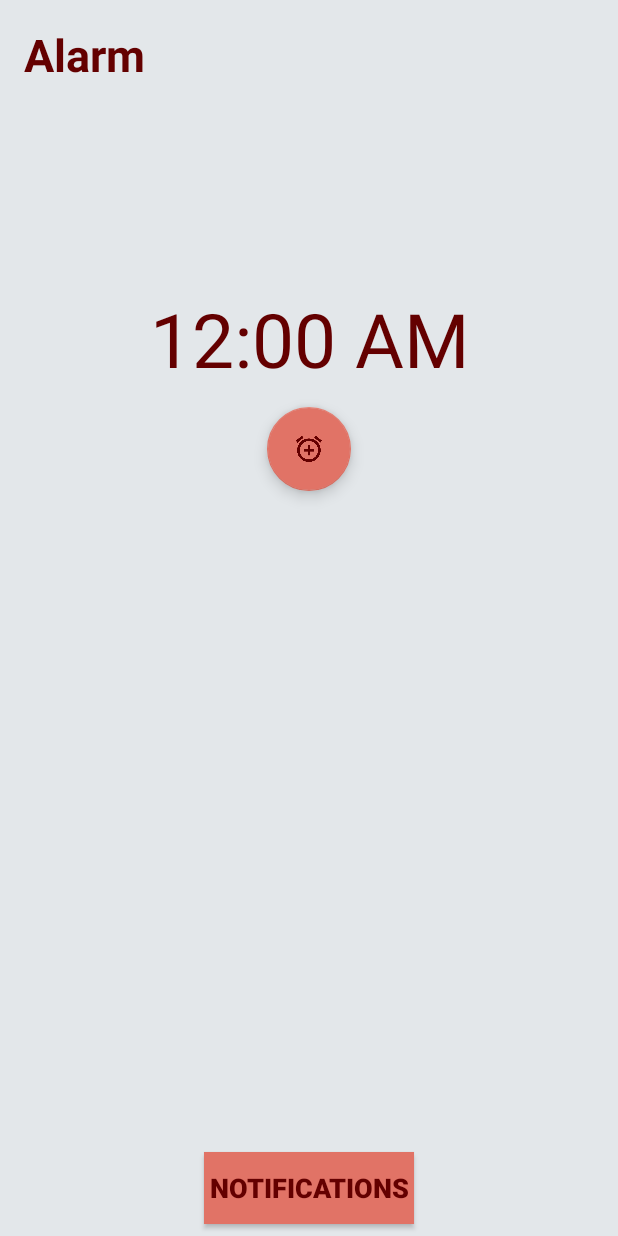
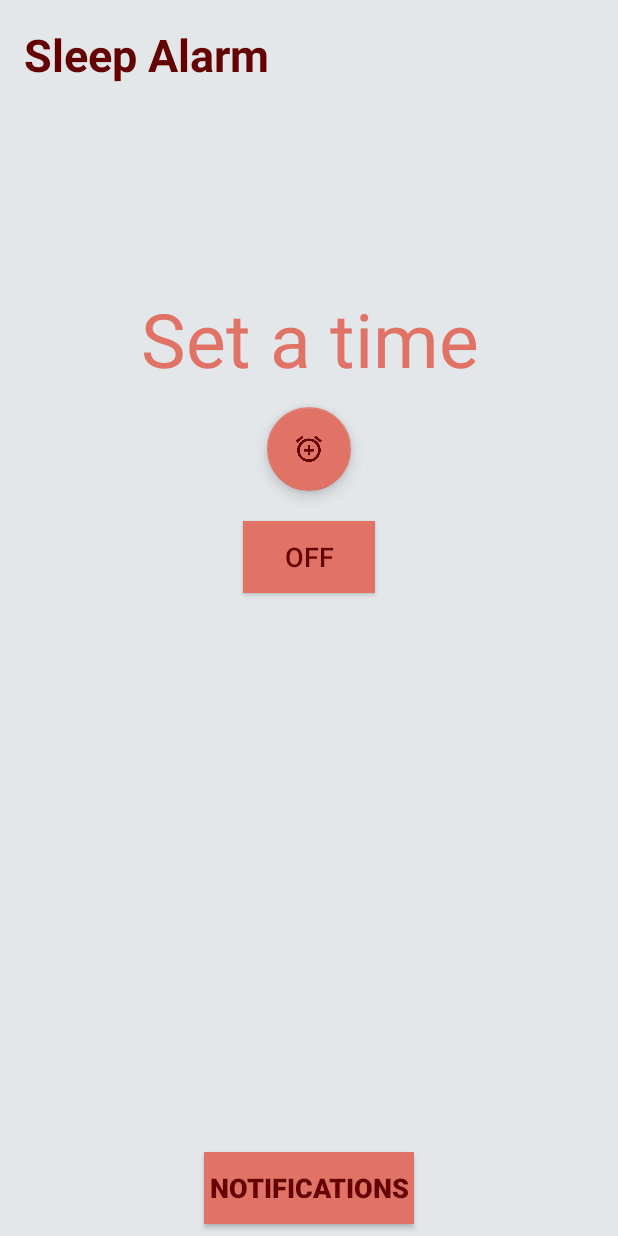
Before and after one commit to jjian4/SleepAlarm, an Android app: the screen it shows after launch (MainActivity), on a phone screen of 412 x 824 dp. Run offline under Robolectric (Android 15) with nearby library versions, the light colour scheme and no system bars.

Commit message:
Can now cancel and restart alarm, time display changes color

```diff
--- a/app/src/main/res/layout/activity_main.xml
+++ b/app/src/main/res/layout/activity_main.xml
@@ -11,8 +11,8 @@
         android:layout_width="wrap_content"
         android:layout_height="wrap_content"
         android:layout_marginTop="192dp"
-        android:text="Set a time"
-        android:textColor="@color/colorPrimaryDark"
+        android:text="@string/time_textView"
+        android:textColor="@color/colorAccent"
         android:textSize="50sp"
         app:layout_constraintHorizontal_bias="0.502"
         app:layout_constraintLeft_toLeftOf="parent"
@@ -64,4 +64,19 @@
         app:layout_constraintTop_toBottomOf="@+id/textView_show_time"
         app:srcCompat="@mipmap/add_alarm_icon" />
 
+    <Button
+        android:id="@+id/button_cancel_alarm"
+        android:layout_width="wrap_content"
+        android:layout_height="wrap_content"
+        android:layout_marginEnd="8dp"
+        android:layout_marginStart="8dp"
+        android:layout_marginTop="20dp"
+        android:background="@color/colorAccent"
+        android:text="@string/cancel_alarm_button"
+        android:textColor="@color/colorPrimaryDark"
+        android:textSize="18sp"
+        app:layout_constraintEnd_toEndOf="parent"
+        app:layout_constraintStart_toStartOf="parent"
+        app:layout_constraintTop_toBottomOf="@+id/button_set_time" />
+
 </android.support.constraint.ConstraintLayout>
--- a/app/src/main/res/values/strings.xml
+++ b/app/src/main/res/values/strings.xml
@@ -1,7 +1,9 @@
 <resources>
     <string name="app_name">Sleep Reminders</string>
 
-    <string name="schedule_activity">Alarm</string>
+    <string name="schedule_activity">Sleep Alarm</string>
+    <string name="time_textView">Set a time</string>
+    <string name="cancel_alarm_button">Off</string>
     <string name="goto_phrases_button">Notifications</string>
 
     <string name="phrases_activity">Notifications</string>
```
Also changed, not shown: app/src/main/java/jameskjiang/com/sleepreminders/MainActivity.kt (+20 -2 lines), app/src/main/java/jameskjiang/com/sleepreminders/TimeBroadcastReceiver.kt (+7 -1 lines), app/src/main/java/jameskjiang/com/sleepreminders/TimeSaveData.kt (+19 -2 lines).
